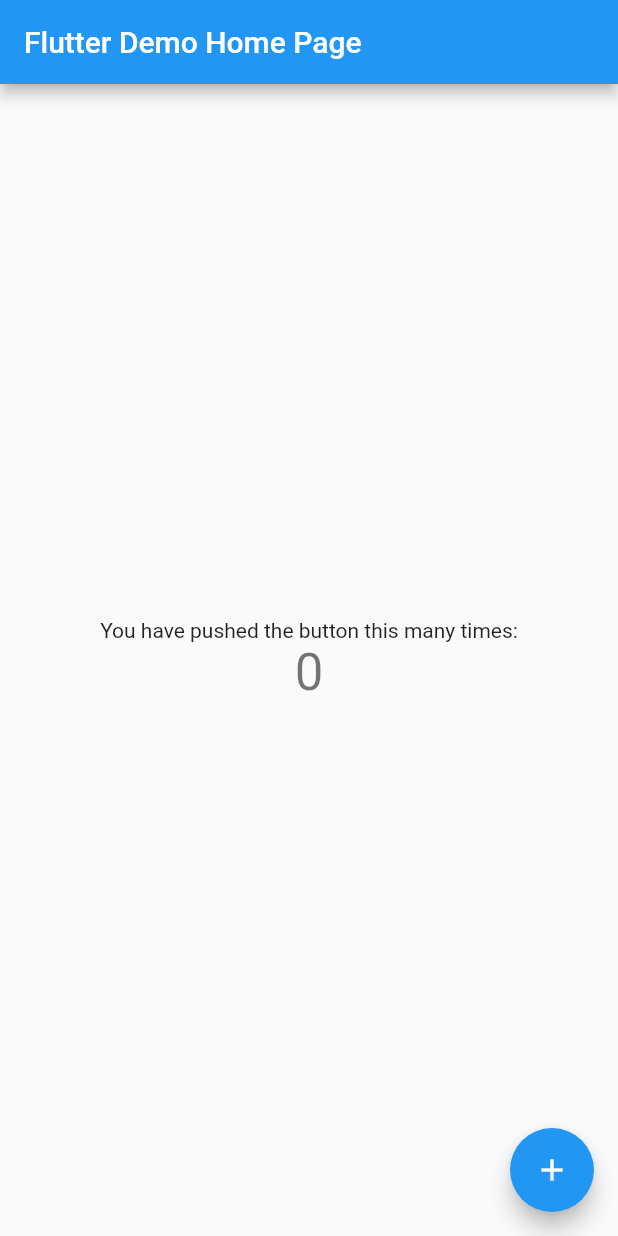
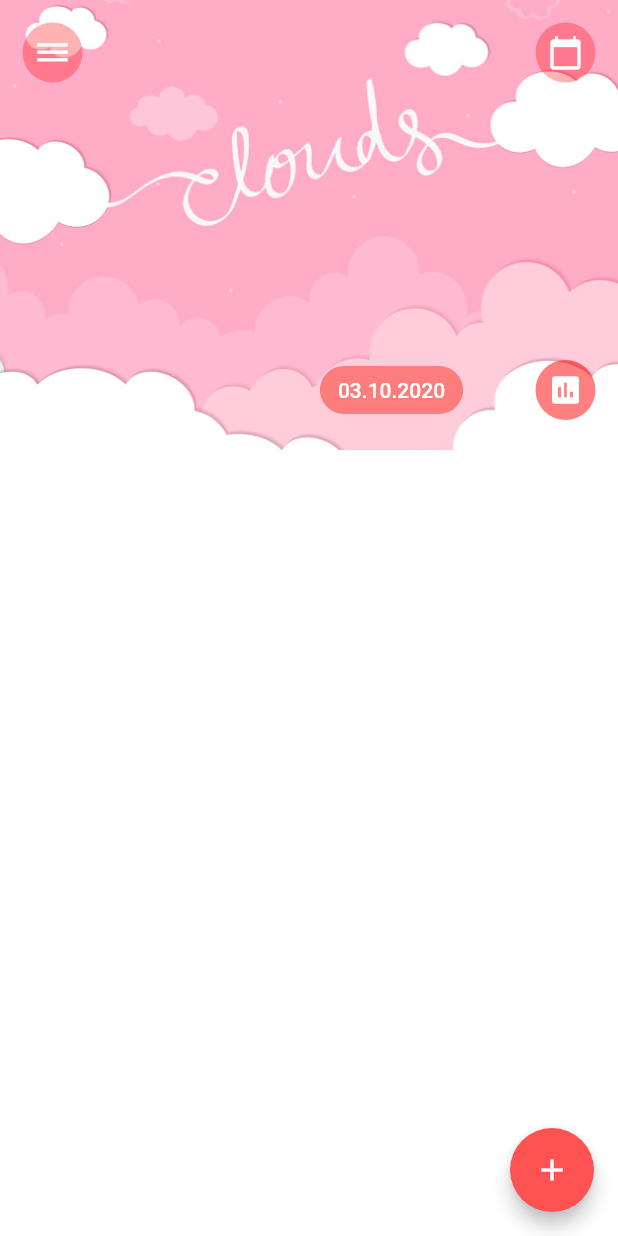
Before and after one commit to 88srzh/TODO_list, a Flutter app: the screen it shows after launch, on a phone screen of 412 x 824 dp. Run offline on Flutter 3.47's test engine with Material 2 defaults, Android fonts, the phone set to English and light mode, and no system bars.

Commit message:
blank topbar

```diff
--- a/lib/main.dart
+++ b/lib/main.dart
@@ -1,117 +1,20 @@
 import 'package:flutter/material.dart';
+import './pages/home_page.dart';
 
 void main() {
   runApp(MyApp());
 }
 
 class MyApp extends StatelessWidget {
-  // This widget is the root of your application.
   @override
   Widget build(BuildContext context) {
     return MaterialApp(
-      title: 'Flutter Demo',
       theme: ThemeData(
-        // This is the theme of your application.
-        //
-        // Try running your application with "flutter run". You'll see the
-        // application has a blue toolbar. Then, without quitting the app, try
-        // changing the primarySwatch below to Colors.green and then invoke
-        // "hot reload" (press "r" in the console where you ran "flutter run",
-        // or simply save your changes to "hot reload" in a Flutter IDE).
-        // Notice that the counter didn't reset back to zero; the application
-        // is not restarted.
-        primarySwatch: Colors.blue,
-        // This makes the visual density adapt to the platform that you run
-        // the app on. For desktop platforms, the controls will be smaller and
-        // closer together (more dense) than on mobile platforms.
-        visualDensity: VisualDensity.adaptivePlatformDensity,
+        primaryColor: Colors.red,
+        accentColor: Colors.redAccent,
       ),
-      home: MyHomePage(title: 'Flutter Demo Home Page'),
+      title: 'Task App',
+      home: HomePage(),
     );
   }
 }
-
-class MyHomePage extends StatefulWidget {
-  MyHomePage({Key key, this.title}) : super(key: key);
-
-  // This widget is the home page of your application. It is stateful, meaning
-  // that it has a State object (defined below) that contains fields that affect
-  // how it looks.
-
-  // This class is the configuration for the state. It holds the values (in this
-  // case the title) provided by the parent (in this case the App widget) and
-  // used by the build method of the State. Fields in a Widget subclass are
-  // always marked "final".
-
-  final String title;
-
-  @override
-  _MyHomePageState createState() => _MyHomePageState();
-}
-
-class _MyHomePageState extends State<MyHomePage> {
-  int _counter = 0;
-
-  void _incrementCounter() {
-    setState(() {
-      // This call to setState tells the Flutter framework that something has
-      // changed in this State, which causes it to rerun the build method below
-      // so that the display can reflect the updated values. If we changed
-      // _counter without calling setState(), then the build method would not be
-      // called again, and so nothing would appear to happen.
-      _counter++;
-    });
-  }
-
-  @override
-  Widget build(BuildContext context) {
-    // This method is rerun every time setState is called, for instance as done
-    // by the _incrementCounter method above.
-    //
-    // The Flutter framework has been optimized to make rerunning build methods
-    // fast, so that you can just rebuild anything that needs updating rather
-    // than having to individually change instances of widgets.
-    return Scaffold(
-      appBar: AppBar(
-        // Here we take the value from the MyHomePage object that was created by
-        // the App.build method, and use it to set our appbar title.
-        title: Text(widget.title),
-      ),
-      body: Center(
-        // Center is a layout widget. It takes a single child and positions it
-        // in the middle of the parent.
-        child: Column(
-          // Column is also a layout widget. It takes a list of children and
-          // arranges them vertically. By default, it sizes itself to fit its
-          // children horizontally, and tries to be as tall as its parent.
-          //
-          // Invoke "debug painting" (press "p" in the console, choose the
-          // "Toggle Debug Paint" action from the Flutter Inspector in Android
-          // Studio, or the "Toggle Debug Paint" command in Visual Studio Code)
-          // to see the wireframe for each widget.
-          //
-          // Column has various properties to control how it sizes itself and
-          // how it positions its children. Here we use mainAxisAlignment to
-          // center the children vertically; the main axis here is the vertical
-          // axis because Columns are vertical (the cross axis would be
-          // horizontal).
-          mainAxisAlignment: MainAxisAlignment.center,
-          children: <Widget>[
-            Text(
-              'You have pushed the button this many times:',
-            ),
-            Text(
-              '$_counter',
-              style: Theme.of(context).textTheme.headline4,
-            ),
-          ],
-        ),
-      ),
-      floatingActionButton: FloatingActionButton(
-        onPressed: _incrementCounter,
-        tooltip: 'Increment',
-        child: Icon(Icons.add),
-      ), // This trailing comma makes auto-formatting nicer for build methods.
-    );
-  }
-}
--- /dev/null
+++ b/lib/pages/home_page.dart
@@ -0,0 +1,24 @@
+import 'package:flutter/material.dart';
+import '../widgets/top_bar.dart';
+
+class HomePage extends StatelessWidget {
+  const HomePage({Key key}) : super(key: key);
+
+  @override
+  Widget build(BuildContext context) {
+    return Scaffold(
+      backgroundColor: Colors.white,
+      body: Column(
+        children: <Widget>[
+          TopBar(),
+        ],
+      ),
+      floatingActionButton: FloatingActionButton(
+        child: Icon(Icons.add),
+        onPressed: () {}, // ! Добавить task
+        elevation: 5,
+        tooltip: 'Добавить новую задачу',
+      ),
+    );
+  }
+}
--- /dev/null
+++ b/lib/widgets/top_bar.dart
@@ -0,0 +1,86 @@
+import 'package:flutter/material.dart';
+
+class TopBar extends StatelessWidget {
+  TopBar({Key key}) : super(key: key);
+
+  @override
+  Widget build(BuildContext context) {
+    return Container(
+      width: double.infinity,
+      height: 300,
+      padding: const EdgeInsets.all(15.0),
+      decoration: BoxDecoration(
+        image: DecorationImage(
+          image: Image.asset('assets/images/bg_pink.png').image,
+          fit: BoxFit.fitWidth, // ! Был contain
+        ),
+        gradient: LinearGradient(
+          colors: [
+            Colors.red,
+            Colors.white,
+          ],
+          begin: Alignment.topCenter,
+          end: Alignment.bottomCenter,
+        ),
+      ),
+      child: SafeArea(
+        child: Column(
+          crossAxisAlignment: CrossAxisAlignment.start,
+          mainAxisAlignment: MainAxisAlignment.spaceBetween,
+          children: <Widget>[
+            Row(
+              mainAxisAlignment: MainAxisAlignment.spaceBetween,
+              children: <Widget>[
+                CircleAvatar(
+                  backgroundColor: Color.fromRGBO(255, 0, 0, 0.3),
+                  child: IconButton(
+                      icon: Icon(Icons.dehaze),
+                      color: Colors.white,
+                      onPressed: () {}),
+                ),
+                CircleAvatar(
+                  backgroundColor: Color.fromRGBO(255, 0, 0, 0.3),
+                  child: IconButton(
+                      icon: Icon(Icons.calendar_today),
+                      color: Colors.white,
+                      onPressed: () {}),
+                ),
+              ],
+            ),
+            Row(
+              mainAxisAlignment: MainAxisAlignment.spaceBetween,
+              children: <Widget>[
+                Container(
+                  alignment: Alignment.centerLeft,
+                  height: 50.0,
+                  width: 150.0,
+                  child: ListView(
+                    scrollDirection: Axis.horizontal,
+                    children: <Widget>[
+                      // ! - Добавить иконки с датами
+                    ],
+                  ),
+                ),
+                Chip(
+                  backgroundColor: Color.fromRGBO(255, 0, 0, 0.5),
+                  label: Text(
+                    '03.10.2020',
+                    style: TextStyle(color: Colors.white),
+                  ),
+                ),
+                CircleAvatar(
+                  backgroundColor: Color.fromRGBO(255, 0, 0, 0.5),
+                  child: IconButton(
+                      icon: Icon(Icons.insert_chart),
+                      color: Colors.white,
+                      tooltip: 'Показать график',
+                      onPressed: () {}),
+                ),
+              ],
+            ),
+          ],
+        ),
+      ),
+    );
+  }
+}
--- a/pubspec.yaml
+++ b/pubspec.yaml
@@ -46,8 +46,8 @@ flutter:
   uses-material-design: true
 
   # To add assets to your application, add an assets section, like this:
-  # assets:
-  #   - images/a_dot_burr.jpeg
+  assets:
+   - assets/images/bg_pink.png
   #   - images/a_dot_ham.jpeg
 
   # An image asset can refer to one or more resolution-specific "variants", see
```
Also changed, not shown: assets/images/bg_pink.png (added).
